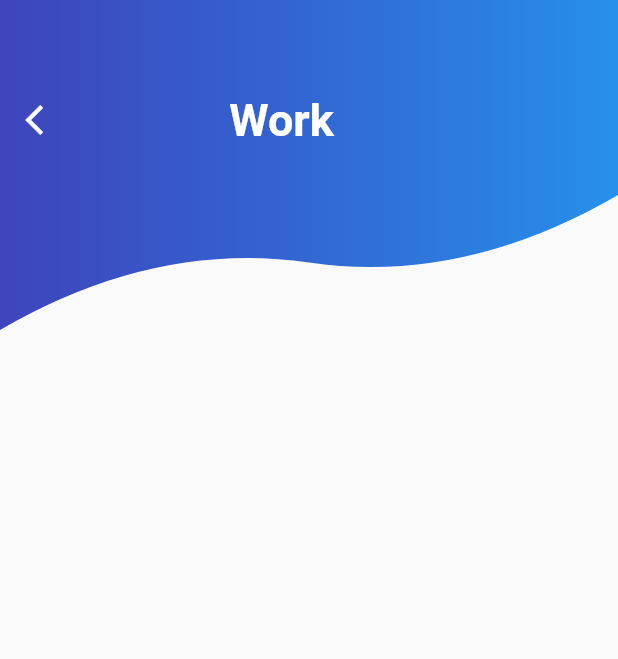
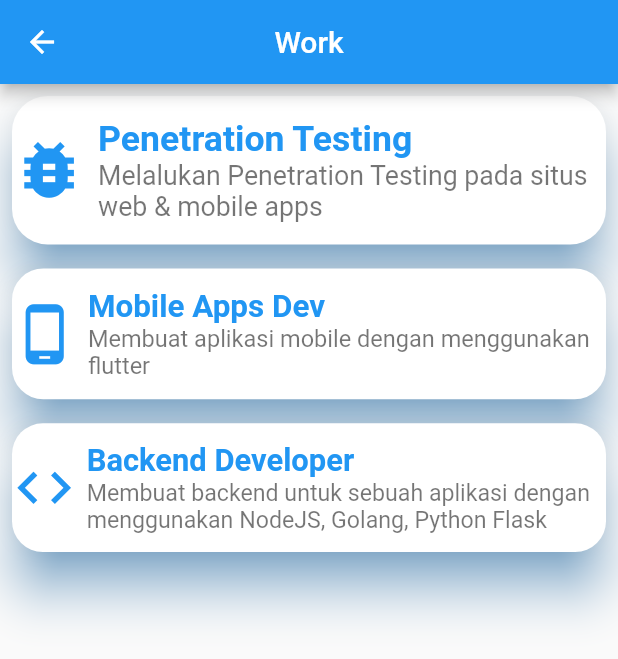
Before and after one commit to vtrsc/e-commerce, a Flutter app: the work screen opened directly, on a phone screen of 412 x 824 dp. Shown: the top 659 px of the screen. Run offline on Flutter 3.47's test engine with Material 2 defaults, Android fonts, the phone set to English and light mode, and no system bars; missing offline and left inert: dart:ffi.

Commit message:
upload  colors dash

```diff
--- a/teste/lib/work.dart
+++ b/teste/lib/work.dart
@@ -1,76 +1,58 @@
-import 'package:flutter/cupertino.dart';
 import 'package:flutter/material.dart';
-import 'package:teste/MyClipper2.dart';
-import 'package:teste/dashboard.dart';
-import 'package:teste/profile.dart';
-import 'package:teste/skillsMelhor.dart';
 
-class work extends StatefulWidget {
+class work extends StatelessWidget {
   const work({Key? key}) : super(key: key);
-
-  @override
-  State<work> createState() => _workState();
-}
-
-class _workState extends State<work> with SingleTickerProviderStateMixin {
-  late AnimationController _controller;
-
-  @override
-  void initState() {
-    super.initState();
-    _controller = AnimationController(vsync: this);
-  }
-
-  @override
-  void dispose() {
-    super.dispose();
-    _controller.dispose();
-  }
 
   @override
   Widget build(BuildContext context) {
     return Scaffold(
-      body: Stack(
-        children: [
-          ClipPath(
-              clipper: MyClipper2(),
-              child: Container(
-                  decoration: BoxDecoration(
-                      gradient: LinearGradient(
-                    colors: <Color>[
-                      Color.fromARGB(255, 15, 23, 173).withOpacity(0.8),
-                      Color.fromARGB(255, 15, 133, 232).withOpacity(0.9)
-                    ],
-                  )),
-                  child: Column(children: [
-                    Container(
-                      margin: EdgeInsets.fromLTRB(5, 10, 25, 0),
-                      height: 140,
+      appBar: AppBar(title: const Text("Work"), centerTitle: true),
+      body: ListView(
+        scrollDirection: Axis.vertical,
+        children: <Widget>[
+          Padding(
+            padding: const EdgeInsets.all(8.0),
+            child: FittedBox(
+              child: Material(
+                color: Colors.white,
+                borderRadius: BorderRadius.circular(24.0),
+                shadowColor: Colors.blue,
+                elevation: 14.0,
+                child: Row(
+                  mainAxisAlignment: MainAxisAlignment.spaceBetween,
+                  children: <Widget>[
+                    SizedBox(
+                      width: 50.0,
+                      height: 100.0,
+                      child: ClipRRect(
+                        borderRadius: BorderRadius.circular(24.0),
+                        child: const Icon(
+                          Icons.bug_report,
+                          size: 50,
+                          color: Colors.blue,
+                        ),
+                      ),
+                    ),
+                    Padding(
+                      padding: const EdgeInsets.all(8.0),
                       child: Column(
-                        mainAxisAlignment: MainAxisAlignment.center,
-                        children: [
+                        crossAxisAlignment: CrossAxisAlignment.start,
+                        children: <Widget>[
+                          const Text(
+                            'Penetration Testing',
+                            style: TextStyle(
+                              color: Colors.blue,
+                              fontSize: 24.0,
+                              fontWeight: FontWeight.bold,
+                            ),
+                          ),
                           Row(
-                            mainAxisAlignment: MainAxisAlignment.start,
-                            children: [
-                              IconButton(
-                                icon: const Icon(Icons.arrow_back_ios),
-                                color: Colors.white,
-                                onPressed: () {
-                                  Navigator.push(
-                                      context,
-                                      MaterialPageRoute(
-                                          builder: (context) => MyDashboard()));
-                                },
-                              ),
-                              SizedBox(
-                                width: 55,
-                              ),
+                            children: const [
                               Text(
-                                "      Work",
+                                'Melalukan Penetration Testing pada situs \nweb & mobile apps',
                                 style: TextStyle(
-                                  fontSize: 30,
-                                  fontWeight: FontWeight.bold,
-                                  color: Colors.white,
+                                  color: Colors.black54,
+                                  fontSize: 18.0,
                                 ),
                               ),
                             ],
@@ -78,7 +60,121 @@ class _workState extends State<work> with SingleTickerProviderStateMixin {
                         ],
                       ),
                     ),
-                  ])))
+                  ],
+                ),
+              ),
+            ),
+          ),
+          Padding(
+            padding: const EdgeInsets.all(8.0),
+            child: FittedBox(
+              child: Material(
+                color: Colors.white,
+                borderRadius: BorderRadius.circular(24.0),
+                shadowColor: Colors.blue,
+                elevation: 14.0,
+                child: Row(
+                  mainAxisAlignment: MainAxisAlignment.spaceBetween,
+                  children: <Widget>[
+                    SizedBox(
+                      width: 50.0,
+                      height: 100.0,
+                      child: ClipRRect(
+                        borderRadius: BorderRadius.circular(24.0),
+                        child: const Icon(
+                          Icons.phone_android,
+                          color: Colors.blue,
+                          size: 50,
+                        ),
+                      ),
+                    ),
+                    Padding(
+                      padding: const EdgeInsets.all(8.0),
+                      child: Column(
+                        crossAxisAlignment: CrossAxisAlignment.start,
+                        children: <Widget>[
+                          const Text(
+                            'Mobile Apps Dev',
+                            style: TextStyle(
+                              color: Colors.blue,
+                              fontSize: 24.0,
+                              fontWeight: FontWeight.bold,
+                            ),
+                          ),
+                          Row(
+                            children: const [
+                              Text(
+                                'Membuat aplikasi mobile dengan menggunakan \nflutter',
+                                style: TextStyle(
+                                  color: Colors.black54,
+                                  fontSize: 18.0,
+                                ),
+                              ),
+                            ],
+                          ),
+                        ],
+                      ),
+                    ),
+                  ],
+                ),
+              ),
+            ),
+          ),
+          Padding(
+            padding: const EdgeInsets.all(8.0),
+            child: FittedBox(
+              child: Material(
+                color: Colors.white,
+                borderRadius: BorderRadius.circular(24.0),
+                shadowColor: Colors.blue,
+                elevation: 14.0,
+                child: Row(
+                  mainAxisAlignment: MainAxisAlignment.spaceBetween,
+                  children: <Widget>[
+                    SizedBox(
+                      width: 50.0,
+                      height: 100.0,
+                      child: ClipRRect(
+                        borderRadius: BorderRadius.circular(24.0),
+                        child: const Icon(
+                          Icons.code,
+                          color: Colors.blue,
+                          size: 50,
+                        ),
+                      ),
+                    ),
+                    Padding(
+                      padding: const EdgeInsets.all(8.0),
+                      child: Column(
+                        crossAxisAlignment: CrossAxisAlignment.start,
+                        children: <Widget>[
+                          const Text(
+                            'Backend Developer',
+                            style: TextStyle(
+                              color: Colors.blue,
+                              fontSize: 24.0,
+                              fontWeight: FontWeight.bold,
+                            ),
+                          ),
+                          Row(
+                            children: const [
+                              Text(
+                                'Membuat backend untuk sebuah aplikasi dengan \nmenggunakan NodeJS, Golang, Python Flask',
+                                style: TextStyle(
+                                  color: Colors.black54,
+                                  fontSize: 18.0,
+                                ),
+                              ),
+                            ],
+                          ),
+                        ],
+                      ),
+                    ),
+                  ],
+                ),
+              ),
+            ),
+          ),
         ],
       ),
     );
```
